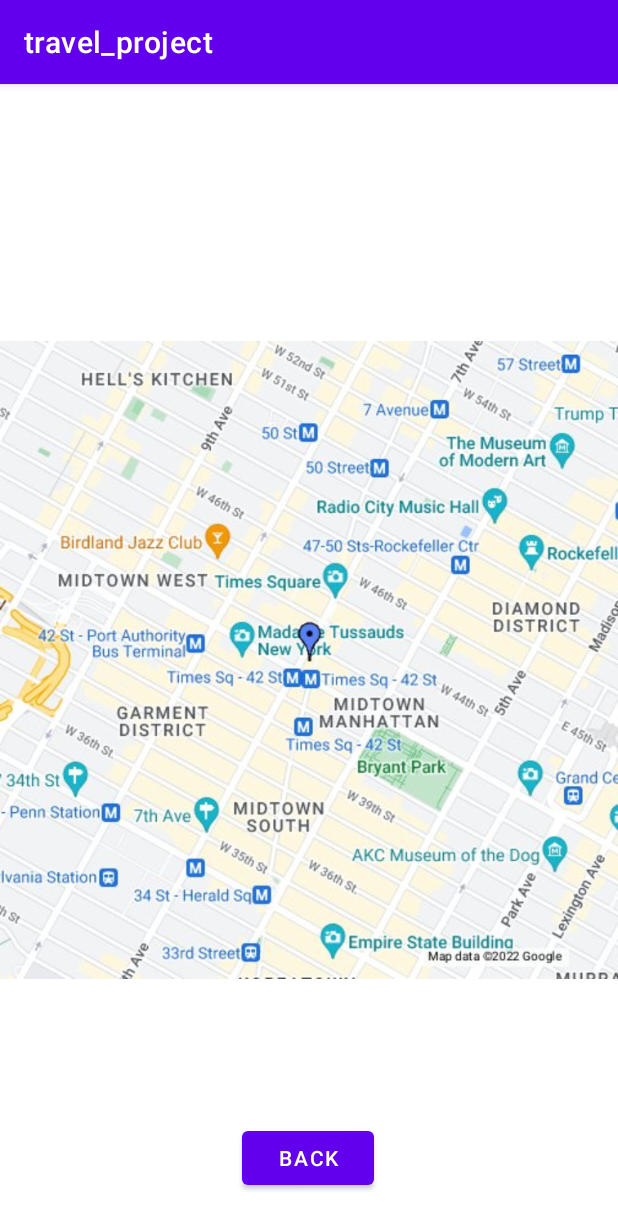
After one commit to JakeDongwanKang/travel-mobile-project, an Android app: the fragment MapFragment shown on its own in the app's theme, on a phone screen of 412 x 824 dp. The commit adds this screen. Shown: the top 1229 px of the screen. Run offline under Robolectric (Android 15) with nearby library versions, the phone set to English and light mode, and no system bars.

Commit message:
Attempted to create map fragment

```diff
--- /dev/null
+++ b/app/src/main/java/com/example/travel_project/MapFragment.java
@@ -0,0 +1,72 @@
+package com.example.travel_project;
+
+import android.content.Intent;
+import android.os.Bundle;
+
+import androidx.fragment.app.Fragment;
+
+import android.view.LayoutInflater;
+import android.view.View;
+import android.view.ViewGroup;
+import android.widget.Button;
+import android.widget.TextView;
+
+/**
+ * A simple {@link Fragment} subclass.
+ * Use the {@link MapFragment#newInstance} factory method to
+ * create an instance of this fragment.
+ */
+public class MapFragment extends Fragment {
+
+    // TODO: Rename parameter arguments, choose names that match
+    // the fragment initialization parameters, e.g. ARG_ITEM_NUMBER
+    private static final String ARG_PARAM1 = "param1";
+    private static final String ARG_PARAM2 = "param2";
+
+    private String title;
+
+    public MapFragment() {
+        // Required empty public constructor
+    }
+
+    /**
+     * Use this factory method to create a new instance of
+     * this fragment using the provided parameters.
+     *
+     * @param param1 Parameter 1.
+     * @param param2 Parameter 2.
+     * @return A new instance of fragment MapFragment.
+     */
+    // TODO: Rename and change types and number of parameters
+    public static MapFragment newInstance(String param1, String param2) {
+        MapFragment fragment = new MapFragment();
+        Bundle args = new Bundle();
+        args.putString(ARG_PARAM1, param1);
+        args.putString(ARG_PARAM2, param2);
+        fragment.setArguments(args);
+        return fragment;
+    }
+
+    @Override
+    public void onCreate(Bundle savedInstanceState) {
+        super.onCreate(savedInstanceState);
+        if (getArguments() != null) {
+            title = getArguments().getString("title");
+        }
+    }
+
+    @Override
+    public View onCreateView(LayoutInflater inflater, ViewGroup container,
+                             Bundle savedInstanceState) {
+        // Inflate the layout for this fragment
+        View view = inflater.inflate(R.layout.fragment_map, container, false);
+        TextView mapTitle = view.findViewById(R.id.mapTitle);
+        mapTitle.setText(title);
+
+        return view;
+    }
+
+    public void goBack(View view) {
+        getActivity().getFragmentManager().popBackStack();
+    }
+}
--- a/app/src/main/java/com/example/travel_project/ResultActivity.java
+++ b/app/src/main/java/com/example/travel_project/ResultActivity.java
@@ -1,10 +1,16 @@
 package com.example.travel_project;
 
+import static android.app.PendingIntent.getActivity;
+
 import androidx.appcompat.app.AppCompatActivity;
+import androidx.fragment.app.FragmentManager;
+import androidx.fragment.app.FragmentTransaction;
 
 import android.content.Intent;
 import android.graphics.Color;
 import android.os.Bundle;
+import android.view.View;
+import android.widget.AdapterView;
 import android.widget.ArrayAdapter;
 import android.widget.Button;
 import android.widget.ListView;
@@ -31,8 +37,20 @@
         arrayList.add("Event Result Two");
         arrayList.add("Event Result Three");
 
-        ArrayAdapter<String> arrayAdapter = new ArrayAdapter<String>(
+        ArrayAdapter<String> arrayAdapter = new ArrayAdapter<>(
                 this, android.R.layout.simple_list_item_1, arrayList );
+
+
+        list.setOnItemClickListener((adapterView, view, position, id) -> {
+            MapFragment mapFragment = new MapFragment();
+            Bundle bundle = new Bundle();
+            bundle.putString("Title", (String) list.getItemAtPosition(position));
+            mapFragment.setArguments(bundle);
+
+            FragmentManager fragmentManager = getSupportFragmentManager();
+            FragmentTransaction fragmentTransaction = fragmentManager.beginTransaction();
+            fragmentTransaction.replace(R.id.ctnFragment, mapFragment).addToBackStack(null).commit();
+        });
 
         list.setAdapter(arrayAdapter);
     }
--- /dev/null
+++ b/app/src/main/res/layout/fragment_map.xml
@@ -0,0 +1,44 @@
+<?xml version="1.0" encoding="utf-8"?>
+<androidx.constraintlayout.widget.ConstraintLayout xmlns:android="http://schemas.android.com/apk/res/android"
+    xmlns:app="http://schemas.android.com/apk/res-auto"
+    xmlns:tools="http://schemas.android.com/tools"
+    android:id="@+id/frameLayout"
+    android:layout_width="match_parent"
+    android:layout_height="match_parent"
+    tools:context=".MapFragment">
+
+    <TextView
+        android:id="@+id/mapTitle"
+        android:layout_width="wrap_content"
+        android:layout_height="wrap_content"
+        android:text="@string/map"
+        android:textSize="30sp"
+        app:layout_constraintBottom_toBottomOf="parent"
+        app:layout_constraintEnd_toEndOf="parent"
+        app:layout_constraintStart_toStartOf="parent"
+        app:layout_constraintTop_toTopOf="parent"
+        app:layout_constraintVertical_bias="0.07" />
+
+    <ImageView
+        android:id="@+id/imageView"
+        android:layout_width="wrap_content"
+        android:layout_height="wrap_content"
+        android:src="@drawable/thumbnail"
+        app:layout_constraintBottom_toBottomOf="parent"
+        app:layout_constraintEnd_toEndOf="parent"
+        app:layout_constraintStart_toStartOf="parent"
+        app:layout_constraintTop_toTopOf="parent" />
+
+    <Button
+        android:id="@+id/backButton"
+        android:layout_width="wrap_content"
+        android:layout_height="wrap_content"
+        android:text="@string/back"
+        android:onClick="goBack"
+        app:layout_constraintBottom_toBottomOf="parent"
+        app:layout_constraintEnd_toEndOf="@+id/imageView"
+        app:layout_constraintHorizontal_bias="0.498"
+        app:layout_constraintStart_toStartOf="parent"
+        app:layout_constraintTop_toTopOf="parent"
+        app:layout_constraintVertical_bias="0.961" />
+</androidx.constraintlayout.widget.ConstraintLayout>
--- a/app/src/main/res/values/strings.xml
+++ b/app/src/main/res/values/strings.xml
@@ -12,4 +12,6 @@
     <string name="numDays">Number of days: 8 days</string>
     <string name="budget">Budget: $9000</string>
     <string name="results">Results</string>
+    <string name="map">Map</string>
+    <string name="back">Back</string>
 </resources>
```
Also changed, not shown: app/src/main/res/drawable-v24/thumbnail.jpg (added).
